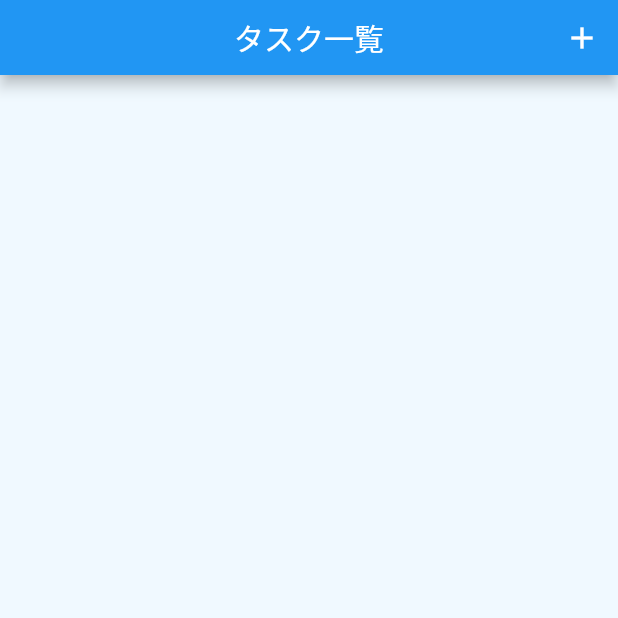
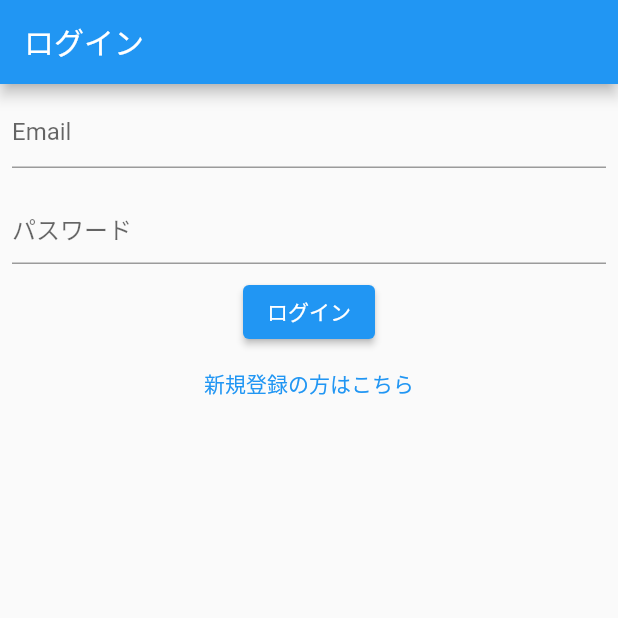
Before and after one commit to John-Thailand/todoapp, a Flutter app: the screen it shows after launch, on a phone screen of 412 x 824 dp, the top half of it. Run offline on Flutter 3.47's test engine with Material 2 defaults, Android fonts, the phone set to English and light mode, and no system bars; our stand-ins replace cloud_firestore, firebase_auth, firebase_core; accounts and stored records are empty.

Commit message:
ログイン・管理画面

```diff
--- a/lib/main.dart
+++ b/lib/main.dart
@@ -1,6 +1,6 @@
 import 'package:firebase_core/firebase_core.dart';
 import 'package:flutter/material.dart';
-import 'package:todo_app/pages/task_list_page.dart';
+import 'package:todo_app/pages/login_page.dart';
 
 void main() async {
   WidgetsFlutterBinding.ensureInitialized();
@@ -8,7 +8,7 @@ void main() async {
   runApp(
     MaterialApp(
       debugShowCheckedModeBanner: false,
-      home: TaskListPage(),
+      home: LoginPage(),
       theme: ThemeData(
         primarySwatch: Colors.blue,
       ),
--- /dev/null
+++ b/lib/models/login_model.dart
@@ -0,0 +1,42 @@
+import 'package:firebase_auth/firebase_auth.dart';
+import 'package:flutter/material.dart';
+
+class LoginModel extends ChangeNotifier {
+  final titleController = TextEditingController();
+  final authorController = TextEditingController();
+
+  String? email;
+  String? password;
+  bool isLoading = false;
+
+  void startLoading() {
+    isLoading = true;
+    notifyListeners();
+  }
+
+  void endLoading() {
+    isLoading = false;
+    notifyListeners();
+  }
+
+  void setEmail(String email) {
+    this.email = email;
+    notifyListeners();
+  }
+
+  void setPassword(String password) {
+    this.password = password;
+    notifyListeners();
+  }
+
+  Future login() async {
+    email = titleController.text;
+    password = authorController.text;
+
+    if (email != null && password != null) {
+      // ログイン
+      await FirebaseAuth.instance
+          .signInWithEmailAndPassword(email: email!, password: password!);
+    }
+  }
+}
--- /dev/null
+++ b/lib/pages/login_page.dart
@@ -0,0 +1,101 @@
+import 'package:flutter/material.dart';
+import 'package:provider/provider.dart';
+import 'package:todo_app/models/login_model.dart';
+import 'package:todo_app/pages/register_page.dart';
+import 'package:todo_app/pages/task_list_page.dart';
+
+class LoginPage extends StatelessWidget {
+  const LoginPage({Key? key}) : super(key: key);
+
+  @override
+  Widget build(BuildContext context) {
+    return ChangeNotifierProvider<LoginModel>(
+      create: (_) => LoginModel(),
+      child: Scaffold(
+        appBar: AppBar(
+          title: const Text('ログイン'),
+        ),
+        body: Center(
+          child: Consumer<LoginModel>(builder: (context, model, child) {
+            return Stack(
+              children: [
+                Padding(
+                  padding: const EdgeInsets.all(8.0),
+                  child: Column(
+                    children: [
+                      TextField(
+                        controller: model.titleController,
+                        decoration: const InputDecoration(
+                          hintText: 'Email',
+                        ),
+                        onChanged: (text) {
+                          model.setEmail(text);
+                        },
+                      ),
+                      const SizedBox(height: 16.0),
+                      TextField(
+                        controller: model.authorController,
+                        decoration: const InputDecoration(
+                          hintText: 'パスワード',
+                        ),
+                        onChanged: (text) {
+                          model.setPassword(text);
+                        },
+                      ),
+                      const SizedBox(height: 8.0),
+                      ElevatedButton(
+                        onPressed: () async {
+                          model.startLoading();
+                          // 更新の処理
+                          try {
+                            await model.login();
+                            // タスクリストページに遷移
+                            await Navigator.push(
+                              context,
+                              MaterialPageRoute(
+                                builder: (context) => TaskListPage(),
+                              ),
+                            );
+                          } catch (e) {
+                            ScaffoldMessenger.of(context).showSnackBar(
+                              SnackBar(
+                                content: Text(e.toString()),
+                                backgroundColor: Colors.red,
+                              ),
+                            );
+                          } finally {
+                            model.endLoading();
+                          }
+                        },
+                        child: const Text('ログイン'),
+                      ),
+                      TextButton(
+                        onPressed: () {
+                          // タスクリストページに遷移
+                          Navigator.push(
+                            context,
+                            MaterialPageRoute(
+                              builder: (context) => RegisterPage(),
+                            ),
+                          );
+                        },
+                        child: const Text('新規登録の方はこちら'),
+                      ),
+                    ],
+                  ),
+                ),
+                if (model.isLoading)
+                  Container(
+                    color: Colors.black54,
+                    child: const Center(
+                      child: CircularProgressIndicator(),
+                    ),
+                  ),
+              ],
+            );
+          }),
+        ),
+      ),
+    );
+  }
+}
--- a/pubspec.yaml
+++ b/pubspec.yaml
@@ -37,6 +37,7 @@ dependencies:
   cloud_firestore: ^3.1.0
   firebase_core: ^1.10.0
   provider: ^6.0.1
+  firebase_auth: ^3.2.0
 
 dev_dependencies:
   flutter_test:
```
Also changed, not shown: lib/models/register_model.dart (added, +55 -0 lines), lib/pages/register_page.dart (added, +83 -0 lines), pubspec.lock, 2 other files.
